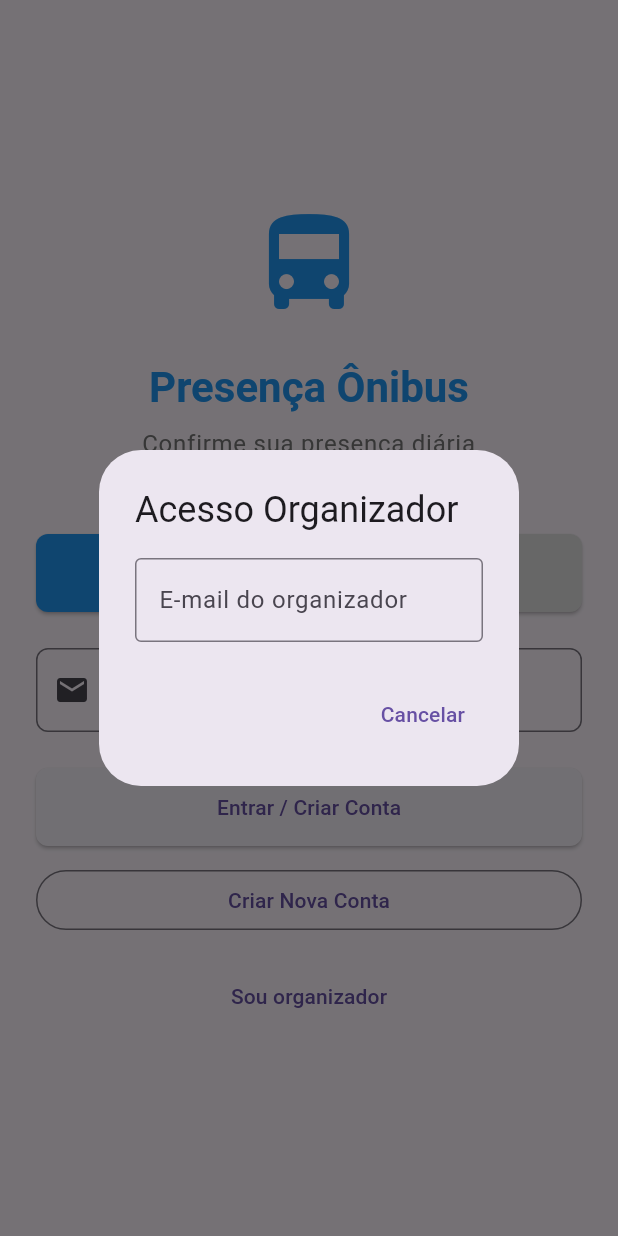
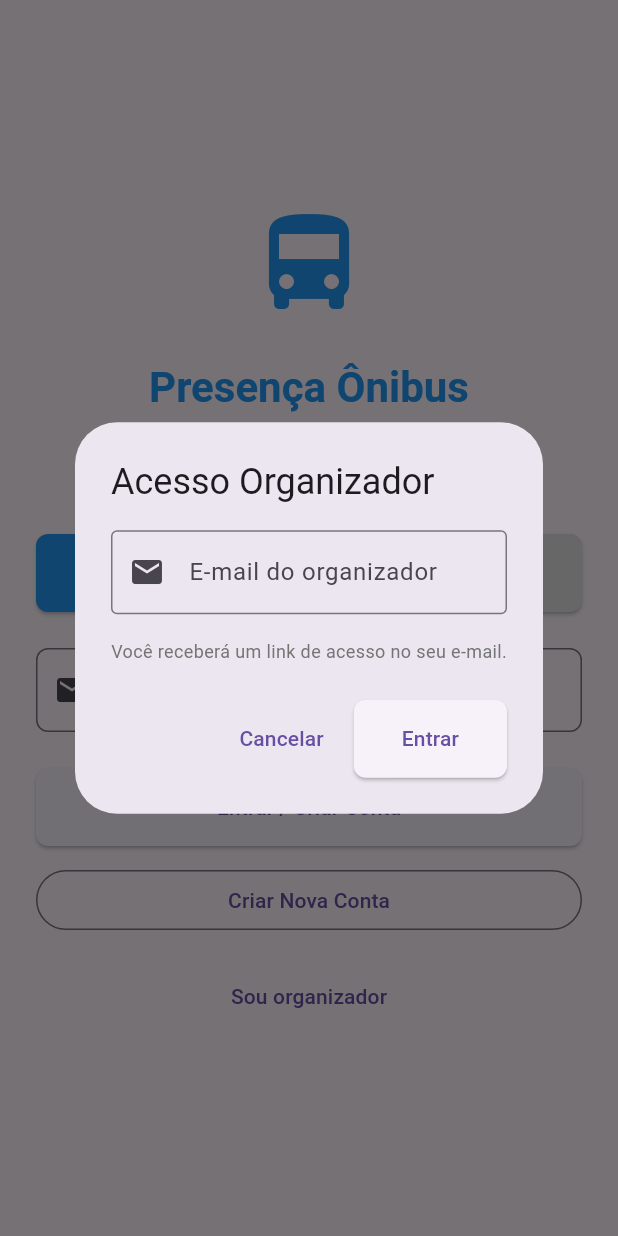
Before and after one commit to felipetaua/uniBus, a Flutter app: the screen it shows after launch, after a tap on "Sou organizador", on a phone screen of 412 x 824 dp. Run offline on Flutter 3.47's test engine with Material 3 defaults, Android fonts, the light colour scheme and no system bars; our stand-ins replace flutter_dotenv, pdf, printing, qr_flutter, supabase_flutter; missing offline and left inert: mobile_scanner; accounts and stored records are empty.

Commit message:
ajustes para debugar o código

```diff
--- a/lib/screens/login_screen.dart
+++ b/lib/screens/login_screen.dart
@@ -203,27 +203,28 @@ class _LoginScreenState extends State<LoginScreen> {
   }
 
   void _showOrganizerLogin() {
+    final organizerEmailController = TextEditingController();
+
     showDialog(
       context: context,
       builder: (context) => AlertDialog(
         title: const Text('Acesso Organizador'),
         content: Column(
           mainAxisSize: MainAxisSize.min,
-          children: [
+          children: <Widget>[
             TextField(
+              controller: organizerEmailController,
               decoration: const InputDecoration(
                 labelText: 'E-mail do organizador',
                 border: OutlineInputBorder(),
+                prefixIcon: Icon(Icons.email),
               ),
-              onSubmitted: (email) async {
-                Navigator.pop(context);
-                await Supabase.instance.client.auth.signInWithOtp(
-                  email: email,
-                );
-                ScaffoldMessenger.of(context).showSnackBar(
-                  SnackBar(content: Text('Link enviado para $email')),
-                );
-              },
+              keyboardType: TextInputType.emailAddress,
+            ),
+            const SizedBox(height: 16),
+            Text(
+              'Você receberá um link de acesso no seu e-mail.',
+              style: TextStyle(color: Colors.grey[600], fontSize: 12),
             ),
           ],
         ),
@@ -231,6 +232,33 @@ class _LoginScreenState extends State<LoginScreen> {
           TextButton(
             onPressed: () => Navigator.pop(context),
             child: const Text('Cancelar'),
+          ),
+          ElevatedButton(
+            onPressed: () async {
+              final email = organizerEmailController.text.trim();
+              if (email.isEmpty) {
+                return;
+              }
+
+              Navigator.pop(context);
+              setState(() => _isLoading = true);
+              try {
+                await Supabase.instance.client.auth.signInWithOtp(email: email);
+                if (mounted) {
+                  ScaffoldMessenger.of(context).showSnackBar(
+                    SnackBar(content: Text('Link de acesso enviado para $email')),
+                  );
+                }
+              } catch (error) {
+                if (mounted) {
+                  ScaffoldMessenger.of(context).showSnackBar(
+                    SnackBar(content: Text('Erro: ${error.toString()}')),
+                  );
+                }
+              }
+              setState(() => _isLoading = false);
+            },
+            child: const Text('Entrar'),
           ),
         ],
       ),
```
